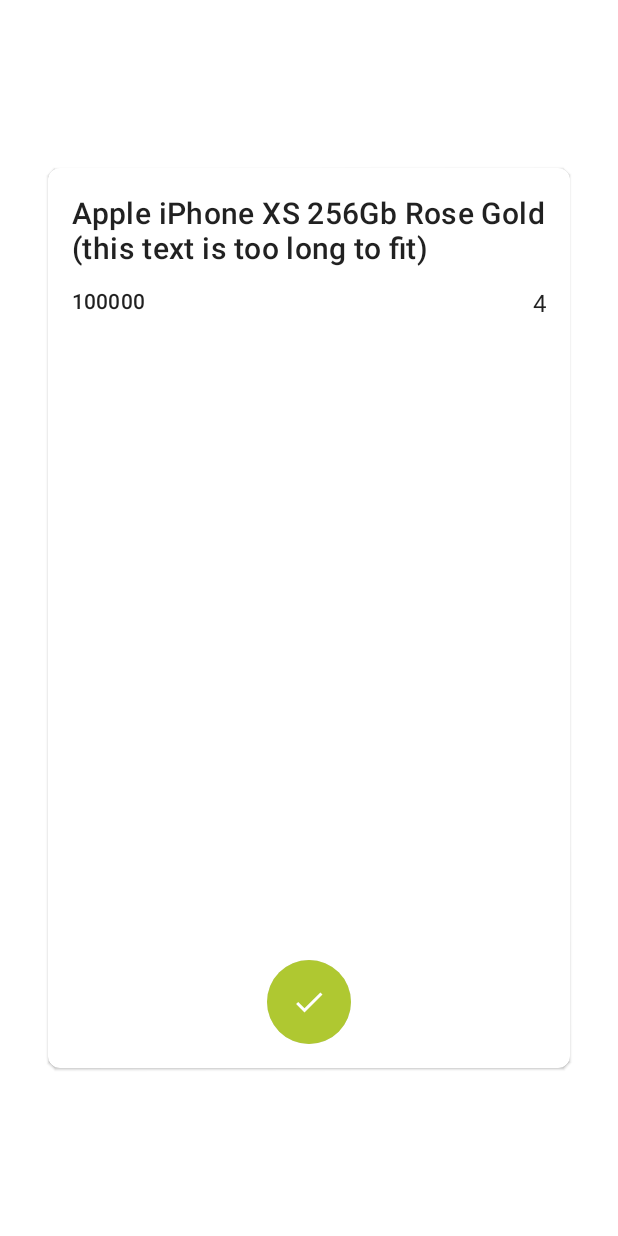
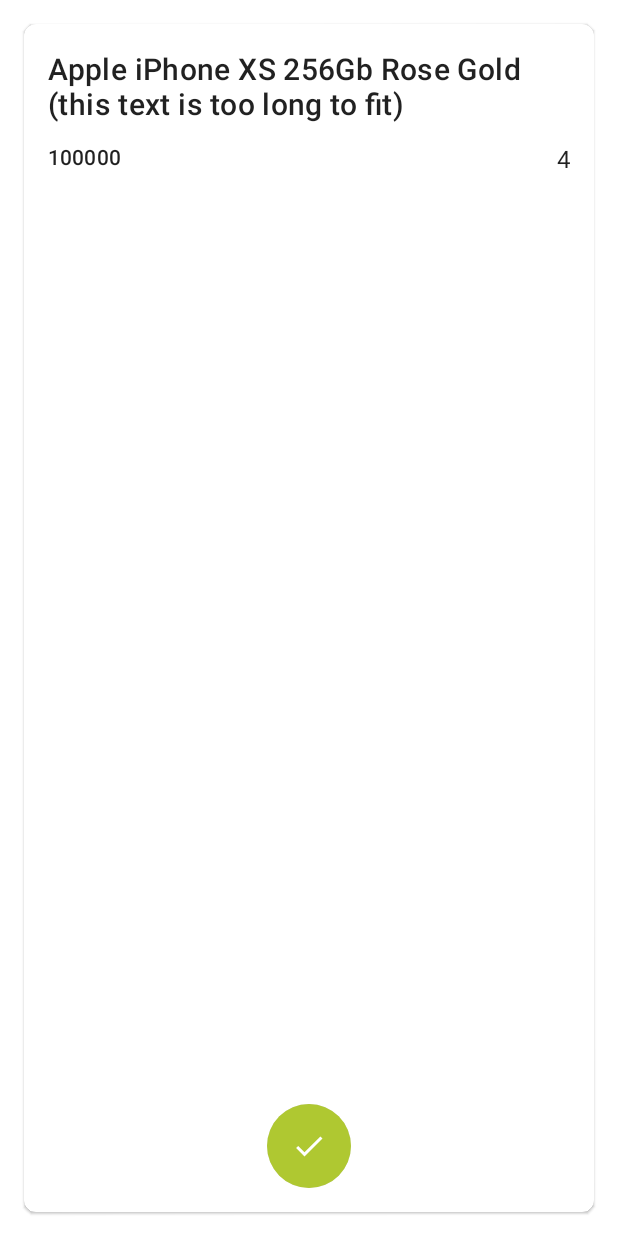
Before and after one commit to Kondenko/FunBoxTestTask, an Android app: the layout item_store_front_good.xml on its own in the app's theme, with its tools: preview values and no code run, on a phone screen of 412 x 824 dp. Run offline under Robolectric (Android 15) with nearby library versions, the phone set to English and light mode, and no system bars.

Commit message:
Strech item cards to match parent's size

```diff
--- a/app/src/main/res/layout/item_store_front_good.xml
+++ b/app/src/main/res/layout/item_store_front_good.xml
@@ -12,11 +12,10 @@
     android:layout_marginBottom="@dimen/item_store_front_margin_vertical"
     app:cardCornerRadius="8dp"
     >
+
     <androidx.constraintlayout.widget.ConstraintLayout
         android:layout_width="match_parent"
         android:layout_height="match_parent"
-        android:clickable="true"
-        android:focusable="true"
         android:orientation="vertical"
         android:paddingStart="@dimen/item_backend_padding"
         android:paddingEnd="@dimen/item_backend_padding"
--- a/app/src/main/res/values/dimens.xml
+++ b/app/src/main/res/values/dimens.xml
@@ -9,8 +9,8 @@
     <dimen name="item_store_front_button_size">56dp</dimen>
     <dimen name="item_store_front_button_corner_radius">90dp</dimen>
     <dimen name="item_store_front_progressbar_size">65dp</dimen>
-    <dimen name="item_store_front_margin_horizontal">32dp</dimen>
-    <dimen name="item_store_front_margin_vertical">112dp</dimen>
+    <dimen name="item_store_front_margin_horizontal">16dp</dimen>
+    <dimen name="item_store_front_margin_vertical">16dp</dimen>
 
     <dimen name="backend_good_padding_vertical">16dp</dimen>
     <dimen name="backend_good_padding_horizontal">16dp</dimen>
```
